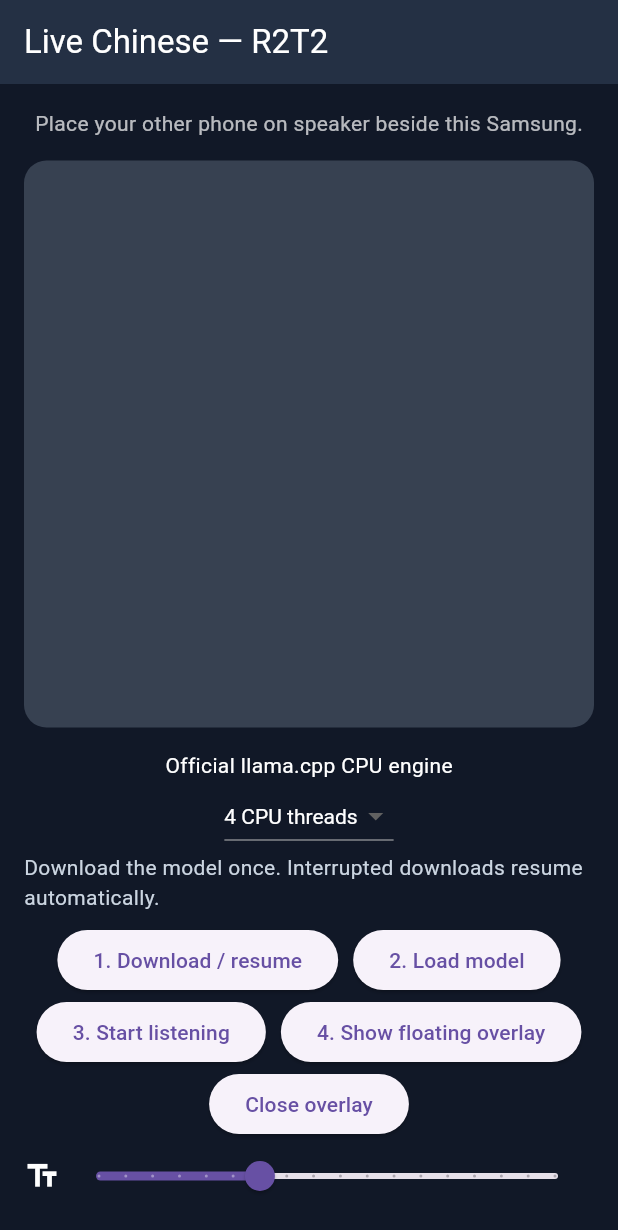
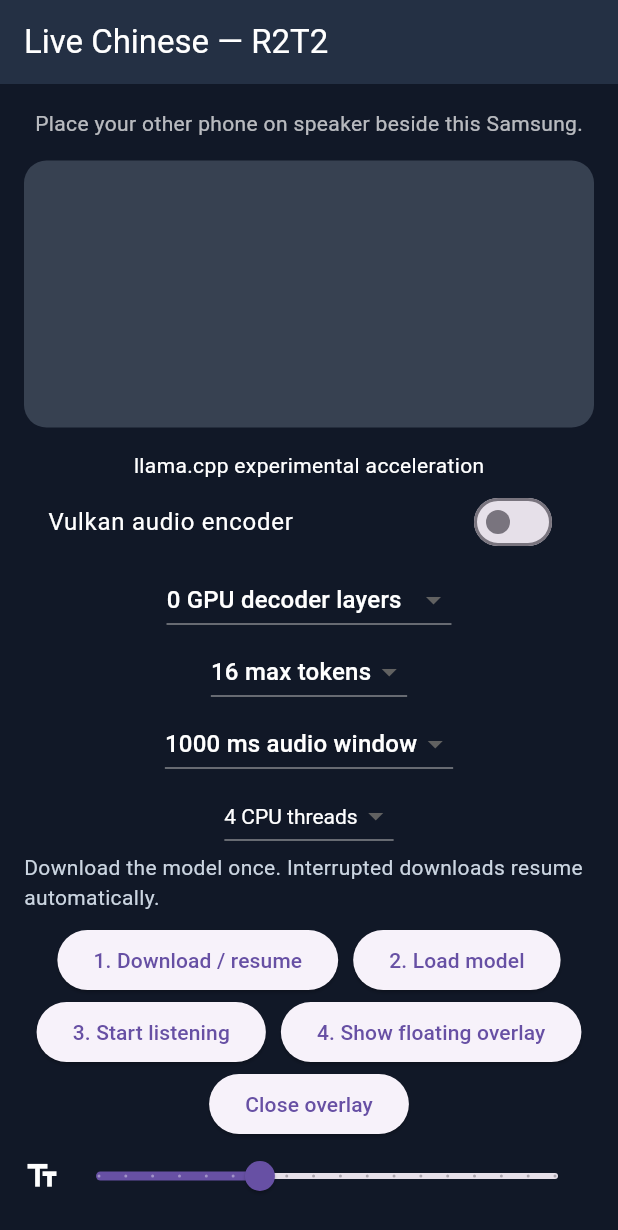
Before and after one commit to hh786686-ship-it/a, a Flutter app: the screen it shows after launch, on a phone screen of 412 x 824 dp. Shown: the top 1230 px of the screen. Run offline on Flutter 3.47's test engine with Material 3 defaults, Android fonts, the phone set to English and light mode, and no system bars; missing offline and left inert: dart:ffi, record.

Commit message:
v0.23 llama.cpp Vulkan offload, selectable window and token budget

```diff
--- a/samsung-r2t2/lib/llama_session.dart
+++ b/samsung-r2t2/lib/llama_session.dart
@@ -5,11 +5,11 @@ class LlamaSession {
   final ffi.DynamicLibrary lib;
   final ffi.Pointer<ffi.Void> handle;
   LlamaSession._(this.lib,this.handle);
-  static LlamaSession open(String model,String projector,int threads) {
+  static LlamaSession open(String model,String projector,int threads,int layers,bool encoderGpu,int tokens) {
     final lib=ffi.DynamicLibrary.open('liblivechinese_llama.so');
-    final fn=lib.lookupFunction<ffi.Pointer<ffi.Void> Function(ffi.Pointer<Utf8>,ffi.Pointer<Utf8>,ffi.Int32),ffi.Pointer<ffi.Void> Function(ffi.Pointer<Utf8>,ffi.Pointer<Utf8>,int)>('lc_open');
+    final fn=lib.lookupFunction<ffi.Pointer<ffi.Void> Function(ffi.Pointer<Utf8>,ffi.Pointer<Utf8>,ffi.Int32,ffi.Int32,ffi.Int32,ffi.Int32),ffi.Pointer<ffi.Void> Function(ffi.Pointer<Utf8>,ffi.Pointer<Utf8>,int,int,int,int)>('lc_open');
     final m=model.toNativeUtf8(), p=projector.toNativeUtf8();
-    try { final h=fn(m,p,threads); if(h==ffi.nullptr) throw StateError(_error(lib)); return LlamaSession._(lib,h); }
+    try { final h=fn(m,p,threads,layers,encoderGpu?1:0,tokens); if(h==ffi.nullptr) throw StateError(_error(lib)); return LlamaSession._(lib,h); }
     finally { calloc.free(m); calloc.free(p); }
   }
   static String _error(ffi.DynamicLibrary lib)=>lib.lookupFunction<ffi.Pointer<Utf8> Function(),ffi.Pointer<Utf8> Function()>('lc_error')().toDartString();
--- a/samsung-r2t2/lib/main.dart
+++ b/samsung-r2t2/lib/main.dart
@@ -35,7 +35,7 @@ void recognitionWorker(SendPort parent) async {
       closeStream();
       try {
         session?.close();
-        session = LlamaSession.open(message['path'] as String, message['projector'] as String, message['threads'] as int? ?? 4);
+        session = LlamaSession.open(message['path'] as String, message['projector'] as String, message['threads'] as int? ?? 4, message['layers'] as int? ?? 0, message['encoderGpu'] == true, message['tokens'] as int? ?? 16);
         parent.send({'type': 'ready', 'kind': 0});
       } catch (e) {
         try { session?.close(); } catch (_) {}
@@ -176,6 +176,9 @@ class _LiveCaptionsState extends State<LiveCaptions> {
   bool _loadingModel = false;
   int _gpuLayers = 0;
   int _cpuThreads = 4;
+  bool _encoderGpu = false;
+  int _tokens = 16;
+  int _windowMs = 1000;
   int _speechBytes = 0, _silentBytes = 0;
   String _nativeTiming = 'No decoded speech yet';
   File? _loadMarker;
@@ -210,16 +213,16 @@ class _LiveCaptionsState extends State<LiveCaptions> {
       if (!mounted) return;
       setState(() {
         _checkingRecovery = false;
-        if (interrupted) { _gpuLayers = 0; _status = 'Previous GPU load interrupted. CPU selected for safe recovery.'; }
+        if (interrupted) { _encoderGpu = false; _gpuLayers = 0; _status = 'Previous GPU load interrupted. CPU selected for safe recovery.'; }
       });
       await _clearLoadMarker();
     });
   }
 
   void _pumpAudio() {
-    if (!_listening || _inFlight || _pendingAudio.length < 32000) return;
+    if (!_listening || _inFlight || _pendingAudio.length < _windowMs * 32) return;
     final queued = _pendingAudio.takeBytes();
-    final count = math.min(queued.length, 32000);
+    final count = math.min(queued.length, _windowMs * 32);
     _inFlight = true;
     _decodeStart = DateTime.now();
     _decodePhase = 'Queued for worker';
@@ -417,13 +420,13 @@ class _LiveCaptionsState extends State<LiveCaptions> {
     final layers = _gpuLayers;
     setState(() => _status = 'Loading model ($layers GPU layers)…');
     try {
-      if (layers > 0) await _loadMarker!.writeAsString('$layers', flush: true);
+      if (layers > 0 || _encoderGpu) await _loadMarker!.writeAsString('$layers', flush: true);
       _updates = ReceivePort();
       _worker = await Isolate.spawn(recognitionWorker, _updates!.sendPort, onError: _updates!.sendPort, onExit: _updates!.sendPort);
       _updates!.listen((message) {
         if (message is SendPort) {
           _send = message;
-          _send!.send({'op': 'load', 'path': model.path, 'layers': layers, 'threads': _cpuThreads, 'projector': '${model.parent.path}/$projectorFile'});
+          _send!.send({'op': 'load', 'path': model.path, 'layers': layers, 'threads': _cpuThreads, 'encoderGpu': _encoderGpu, 'tokens': _tokens, 'projector': '${model.parent.path}/$projectorFile'});
         } else if ((message == null || message is List) && mounted) {
           _micSub?.cancel();
           unawaited(_recorder.stop());
@@ -434,7 +437,7 @@ class _LiveCaptionsState extends State<LiveCaptions> {
           if (run is int && run != _run) return;
           switch (message['type']) {
             case 'ready':
-              unawaited(_clearLoadMarker());
+              // Keep crash marker until clean stop.
               setState(() { _loadingModel = false; _loaded = true; _status = layers > 0 ? '$layers GPU layers requested. Tap Start listening.' : 'CPU mode ready. Tap Start listening.'; });
               break;
             case 'started':
@@ -485,6 +488,7 @@ class _LiveCaptionsState extends State<LiveCaptions> {
         await _micSub?.cancel();
         _micSub = null;
         await _recorder.stop();
+        await _clearLoadMarker();
         try { await _overlay.invokeMethod('stopMicService'); } catch (_) {}
         _send?.send({'op': 'stop', 'run': _run});
         if (mounted) setState(() { _listening = false; _status = 'Stopped'; });
@@ -576,7 +580,11 @@ class _LiveCaptionsState extends State<LiveCaptions> {
         )),
         const SizedBox(height: 15),
         if (!_loaded && !_loadingModel && _updates == null && !_checkingRecovery) ...[
-          const Text('Official llama.cpp CPU engine', style: TextStyle(color: Colors.white)),
+          const Text('llama.cpp experimental acceleration', style: TextStyle(color: Colors.white)),
+          SwitchListTile(title: const Text('Vulkan audio encoder', style: TextStyle(color: Colors.white)), value: _encoderGpu, onChanged: (v) => setState(() => _encoderGpu = v)),
+          DropdownButton<int>(dropdownColor: const Color(0xff243044), value: _gpuLayers, items: [for(final n in [0,1,2,4,8,16]) DropdownMenuItem(value:n, child: Text('$n GPU decoder layers', style: const TextStyle(color: Colors.white)))], onChanged:(v){if(v!=null)setState(()=>_gpuLayers=v);}),
+          DropdownButton<int>(dropdownColor: const Color(0xff243044), value: _tokens, items: [for(final n in [8,16,32]) DropdownMenuItem(value:n, child: Text('$n max tokens', style: const TextStyle(color: Colors.white)))], onChanged:(v){if(v!=null)setState(()=>_tokens=v);}),
+          DropdownButton<int>(dropdownColor: const Color(0xff243044), value: _windowMs, items: [for(final n in [500,1000,2000]) DropdownMenuItem(value:n, child: Text('$n ms audio window', style: const TextStyle(color: Colors.white)))], onChanged:(v){if(v!=null)setState(()=>_windowMs=v);}),
           DropdownButton<int>(dropdownColor: const Color(0xff243044), value: _cpuThreads, style: const TextStyle(color: Colors.white), items: const [DropdownMenuItem(value: 2, child: Text('2 CPU threads')), DropdownMenuItem(value: 4, child: Text('4 CPU threads')), DropdownMenuItem(value: 6, child: Text('6 CPU threads'))], onChanged: (v) { if (v != null) setState(() => _cpuThreads = v); }),
         ],
         Text(_status, style: const TextStyle(color: Color(0xffcbd5e1))),
--- a/samsung-r2t2/pubspec.yaml
+++ b/samsung-r2t2/pubspec.yaml
@@ -1,7 +1,7 @@
 name: r2t2_live_chinese
 description: Offline Mandarin companion subtitles for Samsung A16
 publish_to: none
-version: 0.22.0+22
+version: 0.23.0+23
 environment:
   sdk: '>=3.4.0 <4.0.0'
 dependencies:
```
Also changed, not shown: 2 other files.
